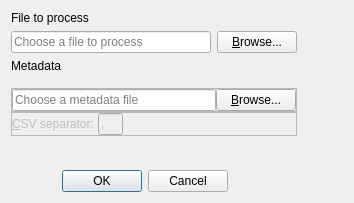
The window that lib/ui/open_file_dialog.ui (metgem/metgem) describes before a commit, drawn with Qt 5.
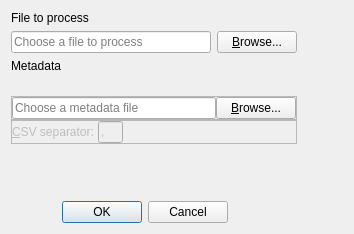
The same window after the commit. Icons and pictures are not drawn.

The edit to the form file:
```diff
--- a/lib/ui/open_file_dialog.ui
+++ b/lib/ui/open_file_dialog.ui
@@ -10,7 +10,7 @@
     <x>0</x>
     <y>0</y>
     <width>354</width>
-    <height>203</height>
+    <height>234</height>
    </rect>
   </property>
   <property name="sizePolicy">
```
